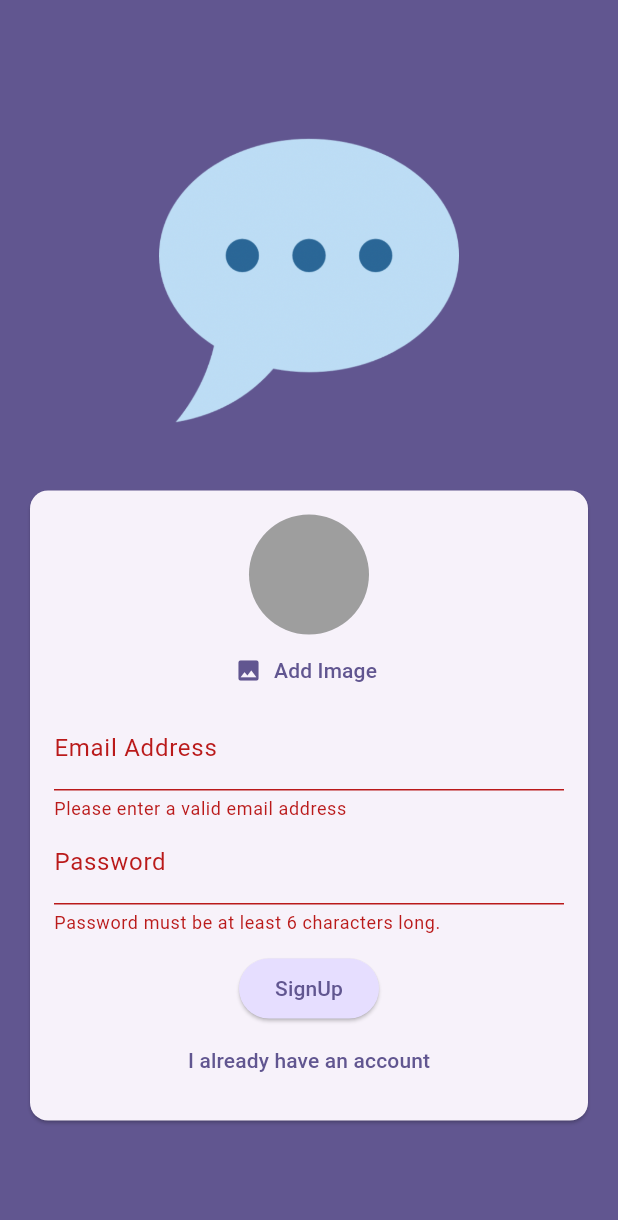
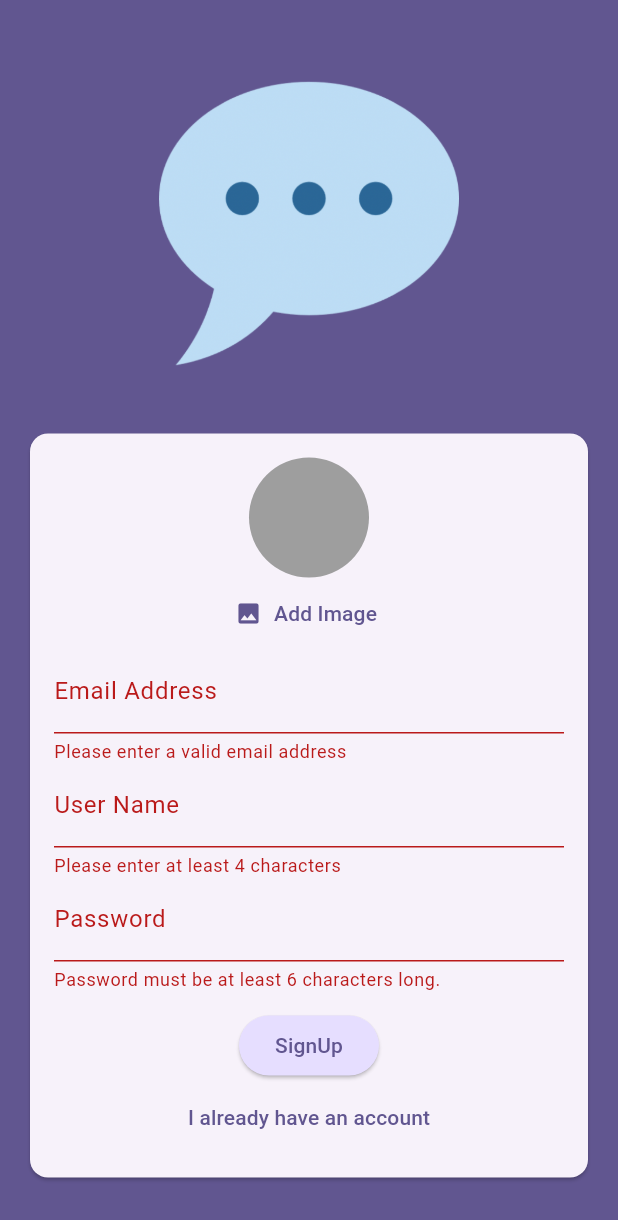
Before and after one commit to wemali05/flutter--chat-app, a Flutter app: the screen it shows after launch, after a tap on "Login", after a tap on "Create an account", after a tap on "SignUp", on a phone screen of 412 x 824 dp. Shown: the top 1220 px of the screen. Run offline on Flutter 3.47's test engine with Material 3 defaults, Android fonts, the phone set to English and light mode, and no system bars; our stand-ins replace cloud_firestore, firebase_auth, firebase_core, firebase_storage, image_picker; accounts and stored records are empty.

```diff
--- a/lib/screens/auth_screen.dart
+++ b/lib/screens/auth_screen.dart
@@ -24,6 +24,7 @@ class _AuthScreenState extends State<AuthScreen> {
 
   var _enteredEmail = '';
   var _enteredPassword = '';
+  var _enteredUserName = '';
   File? _selectedImage;
   var _isAuthenticating = false;
 
@@ -47,12 +48,18 @@ class _AuthScreenState extends State<AuthScreen> {
         final userCredentials = await _firebase.createUserWithEmailAndPassword(
             email: _enteredEmail, password: _enteredPassword);
 
-        final storageRef = FirebaseStorage.instance.ref().child('user_images').child('${userCredentials.user!.uid}.jpg');
+        final storageRef = FirebaseStorage.instance
+            .ref()
+            .child('user_images')
+            .child('${userCredentials.user!.uid}.jpg');
         await storageRef.putFile(_selectedImage!);
         final imageUrl = await storageRef.getDownloadURL();
 
-        FirebaseFirestore.instance.collection('users').doc(userCredentials.user!.uid).set({
-          'username': 'to be set...',
+        FirebaseFirestore.instance
+            .collection('users')
+            .doc(userCredentials.user!.uid)
+            .set({
+          'username': _enteredUserName,
           'email': _enteredEmail,
           'image_url': imageUrl
         });
@@ -104,9 +111,12 @@ class _AuthScreenState extends State<AuthScreen> {
                       child: Column(
                         mainAxisSize: MainAxisSize.min,
                         children: [
-                          if(!_isLogin) UserImagePicker(onPickImage: (pickedImage) {
+                          if (!_isLogin)
+                            UserImagePicker(
+                              onPickImage: (pickedImage) {
                                 _selectedImage = pickedImage;
-                          },),
+                              },
+                            ),
                           TextFormField(
                             decoration: InputDecoration(
                               labelText: 'Email Address',
@@ -125,6 +135,24 @@ class _AuthScreenState extends State<AuthScreen> {
                             },
                             onSaved: (value) {
                               _enteredEmail = value!;
+                            },
+                          ),
+                          if (!_isLogin)
+                            TextFormField(
+                              decoration:
+                                  InputDecoration(labelText: 'User Name'),
+                              enableSuggestions: false,
+                              validator: (value) {
+                                if (value == null ||
+                                    value.isEmpty ||
+                                    value.trim().length < 4) {
+                                  return 'Please enter at least 4 characters';
+                                }
+
+                                return null;
+                              },
+                              onSaved: (value) {
+                                _enteredUserName = value!;
                               },
                             ),
                           TextFormField(
@@ -146,8 +174,9 @@ class _AuthScreenState extends State<AuthScreen> {
                           const SizedBox(
                             height: 12,
                           ),
-                          if(_isAuthenticating) CircularProgressIndicator(),
-                          if(!_isAuthenticating) ElevatedButton(
+                          if (_isAuthenticating) CircularProgressIndicator(),
+                          if (!_isAuthenticating)
+                            ElevatedButton(
                               onPressed: _submit,
                               style: ElevatedButton.styleFrom(
                                 backgroundColor: Theme.of(context)
@@ -156,7 +185,8 @@ class _AuthScreenState extends State<AuthScreen> {
                               ),
                               child: Text(_isLogin ? 'Login' : 'SignUp'),
                             ),
-                          if(!_isAuthenticating) TextButton(
+                          if (!_isAuthenticating)
+                            TextButton(
                               onPressed: () {
                                 setState(() {
                                   _isLogin = !_isLogin;
```
Lines whose indentation alone changed are shown as unchanged.
